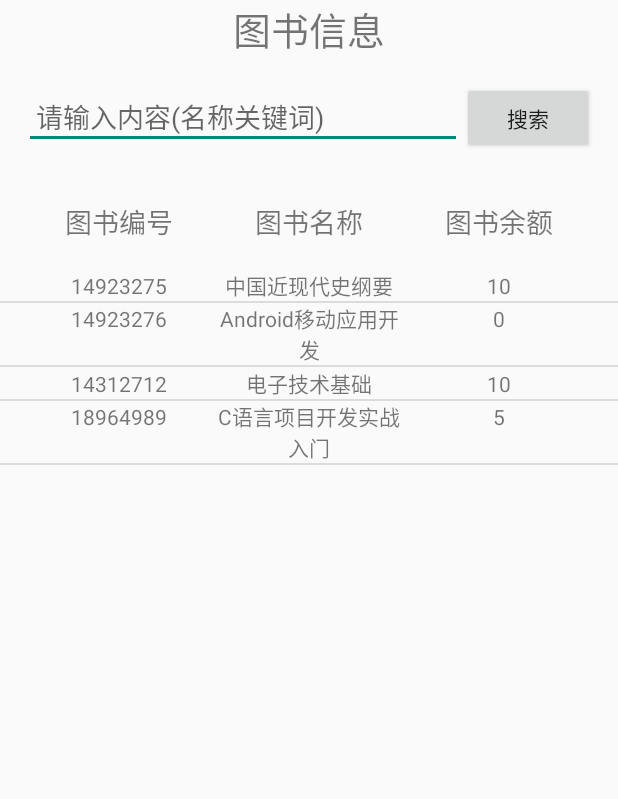
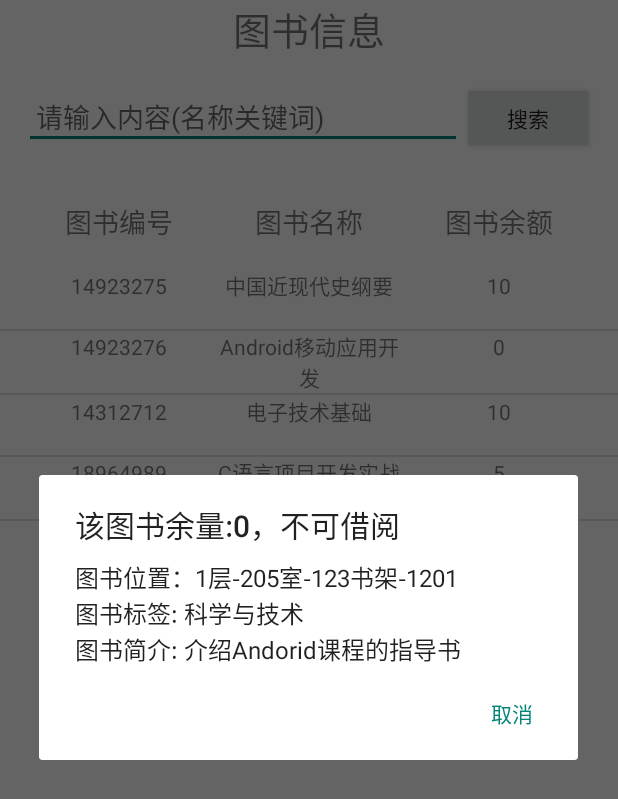
Before and after one commit to abcdgq/Android_library, an Android app: the FindBookActivity screen opened directly, with no data from a screen before it, after a tap on "14923276", on a phone screen of 412 x 824 dp. Shown: the top 799 px of the screen. Run offline under Robolectric (Android 15) with nearby library versions, the phone set to English and light mode, and no system bars.

Commit message:
添加图书信息

```diff
--- a/app/src/main/java/com/xkx/book/activity/book/AddBookActivity.java
+++ b/app/src/main/java/com/xkx/book/activity/book/AddBookActivity.java
@@ -42,7 +42,7 @@ public class AddBookActivity extends AppCompatActivity implements View.OnClickLi
 
             if (!tempBookId.isEmpty() && !tempBookName.isEmpty() && !tempBookNumber.isEmpty()) {
                 // 声明一个用户信息对象，并填写它的字段值
-                Book book = new Book(tempBookId, tempBookName, Integer.parseInt(tempBookNumber));
+                Book book = new Book(tempBookId, tempBookName, Integer.parseInt(tempBookNumber),"","","");
 
                 if (mHelper.insert(book) > 0) {
                     ToastUtil.show(this, "添加成功！");
--- a/app/src/main/java/com/xkx/book/activity/book/FindBookActivity.java
+++ b/app/src/main/java/com/xkx/book/activity/book/FindBookActivity.java
@@ -35,6 +35,11 @@ public class FindBookActivity extends AppCompatActivity implements AdapterView.O
     private String bookId;
     private String bookName;
     private int bookNumber;
+
+    private String bookTags;
+    private String bookIntroduction;
+    private String bookLocation;
+
     private BookAdapter bookAdapter;
     private BookDBHelper mHelper;
     private BorrowDBHelper nHelper;
@@ -63,8 +68,6 @@ public class FindBookActivity extends AppCompatActivity implements AdapterView.O
             }
         });
 
-//        intent = getIntent();
-//        uid = intent.getStringExtra("uid");
         SharedPreferences sharedPreferences = getSharedPreferences("config", Context.MODE_PRIVATE);
         uid = sharedPreferences.getString("uid", "");
 
@@ -93,6 +96,7 @@ public class FindBookActivity extends AppCompatActivity implements AdapterView.O
         nHistory.openReadLink();
 
         books = mHelper.queryAll();
+
         for (Book u : books) {
             Log.e("ning", u.toString());
         }
@@ -115,10 +119,23 @@ public class FindBookActivity extends AppCompatActivity implements AdapterView.O
         bookId = book.getBookId();
         bookName = book.getBookName();
         bookNumber = book.getBookNumber();
+        bookTags = book.getBookTags();
+        bookIntroduction = book.getBookIntroduction();
+        bookLocation = book.getBookLocation();
+
         Log.e("ning", bookId);
 
+        String message = "图书位置：" + bookLocation +
+                "\n图书标签: " + bookTags  +
+                "\n图书简介: " + bookIntroduction;
+
+
         if (bookNumber <= 0) {
-            ToastUtil.show(this, "该图书余量:0，不可借阅");
+            AlertDialog.Builder builder = new AlertDialog.Builder(FindBookActivity.this);
+            builder.setTitle("该图书余量:0，不可借阅");
+            builder.setMessage(message);
+            builder.setNegativeButton("取消", (dialog, whichButton) -> dialog.dismiss());
+            builder.show();
         } else {
             boolean flag = false;
             // 查看某学号用户的全部借阅信息
@@ -127,19 +144,25 @@ public class FindBookActivity extends AppCompatActivity implements AdapterView.O
                 if (borrow.getBorrowBookId().equals(bookId))
                     flag = true;
             }
+
             if (flag) {
-                ToastUtil.show(this, "你已借阅，不可重复借阅");
+                AlertDialog.Builder builder = new AlertDialog.Builder(FindBookActivity.this);
+                builder.setTitle("你已借阅，不可重复借阅");
+                builder.setMessage(message);
+                builder.setNegativeButton("取消", (dialog, whichButton) -> dialog.dismiss());
+                builder.show();
             } else {
                 AlertDialog.Builder builder = new AlertDialog.Builder(FindBookActivity.this);
                 builder.setTitle("确认借阅？");
+                builder.setMessage(message);
                 builder.setPositiveButton("确认", (dialog, whichButton) -> {
                     //得到bookid 的书籍 租借信息
 
-                    Book borrowbook = new Book(bookId, bookName, bookNumber - 1);
+                    Book borrowbook = new Book(bookId, bookName, bookNumber - 1,bookTags,bookIntroduction,bookLocation);
                     Borrow borrow = new Borrow(uid, bookId, bookName);
                     if (mHelper.update(borrowbook) > 0 && nHelper.insert(borrow) > 0)
                         nHistory.insert(borrow);
-                        ToastUtil.show(this, "借书成功");
+                    ToastUtil.show(this, "借书成功");
                     onStart();
                 });
                 builder.setNegativeButton("取消", (dialog, whichButton) -> dialog.dismiss());
--- a/app/src/main/java/com/xkx/book/activity/book/UpdateBookActivity.java
+++ b/app/src/main/java/com/xkx/book/activity/book/UpdateBookActivity.java
@@ -54,7 +54,7 @@ public class UpdateBookActivity extends AppCompatActivity implements View.OnClic
 
             if (!bookId.isEmpty() && !bookName.isEmpty() && !str_bookNumber.isEmpty()) {
                 // 声明一个用户信息对象，并填写它的字段值
-                Book book = new Book(bookId, bookName, Integer.parseInt(str_bookNumber));
+                Book book = new Book(bookId, bookName, Integer.parseInt(str_bookNumber),"","","");
 
                 if (mHelper.update(book) > 0) {
                     ToastUtil.show(this, "修改成功！");
--- a/app/src/main/java/com/xkx/book/activity/borrow/BorrowBookActivity.java
+++ b/app/src/main/java/com/xkx/book/activity/borrow/BorrowBookActivity.java
@@ -81,6 +81,7 @@ public class BorrowBookActivity extends AppCompatActivity implements AdapterView
         builder.setPositiveButton("确认", (dialog, whichButton) -> {
 
             String bookid = null, bookname = null;
+            String bookTags = null,bookIntroduction = null,bookLocation = null;
             int booknum = 0;
 
             //获取当前book里边的数量
@@ -89,8 +90,11 @@ public class BorrowBookActivity extends AppCompatActivity implements AdapterView
                 bookid = book_id;
                 bookname = book1.bookName;
                 booknum = book1.bookNumber;
+                bookTags = book1.getBookTags();
+                bookIntroduction = book1.getBookIntroduction();
+                bookLocation = book1.getBookLocation();
             }
-            Book returnbook = new Book(bookid, bookname, booknum + 1);
+            Book returnbook = new Book(bookid, bookname, booknum + 1,bookTags,bookIntroduction,bookLocation);
 
             if (nHelper.update(returnbook) > 0 && mHelper.deleteByid(borrowid, bookid) > 0) {
                 ToastUtil.show(this, "归还成功！");
--- a/app/src/main/java/com/xkx/book/adapter/BookAdapter.java
+++ b/app/src/main/java/com/xkx/book/adapter/BookAdapter.java
@@ -19,7 +19,8 @@ public class BookAdapter extends BaseAdapter {
     private Context context;
 
     public BookAdapter(List<Book> mData, Context context) {
-        this.mData = mData;
+        //this.mData = mData;
+        this.mData = (mData != null) ? mData : new ArrayList<>(); // 确保 mData 不为 null
         this.context = context;
     }
 
--- a/app/src/main/java/com/xkx/book/enity/Book.java
+++ b/app/src/main/java/com/xkx/book/enity/Book.java
@@ -5,15 +5,23 @@ public class Book {
     public String bookId; // 图书编号
     public String bookName; // 图书名称
     public int bookNumber; // 图书数量
+    public String bookTags; //文学与艺术&科学与技术&社会科学&历史与人文&生活与健康
+    public String bookIntroduction;//图书简介
+    public String bookLocation;//x层（1-3）-xyy室（x对应楼层，yy 01-12）-yyy书架（001-200）-xxxx（0001-9999）
+
 
     public Book() {
 
     }
 
-    public Book(String bookId, String bookName, int bookNumber) {
+    public Book(String bookId, String bookName, int bookNumber,String bookTags,
+                String bookIntroduction,String bookLocation) {
         this.bookId = bookId;
         this.bookName = bookName;
         this.bookNumber = bookNumber;
+        this.bookTags = bookTags;
+        this.bookIntroduction = bookIntroduction;
+        this.bookLocation = bookLocation;
     }
 
     @Override
@@ -21,7 +29,10 @@ public class Book {
         return "Book{" +
                 "bookId='" + bookId + '\'' +
                 ", bookName='" + bookName + '\'' +
-                ", bookNumber=" + bookNumber +
+                ", bookNumber=" + bookNumber +'\'' +
+                ", bookTags=" + bookTags + '\'' +
+                ", bookIntroduction=" + bookIntroduction +'\'' +
+                ", bookLocation=" + bookLocation +'\'' +
                 '}';
     }
 
@@ -48,4 +59,28 @@ public class Book {
     public void setBookNumber(int bookNumber) {
         this.bookNumber = bookNumber;
     }
+
+    public String getBookTags() {
+        return bookTags;
+    }
+
+    public void setBookTags(String bookTags) {
+        this.bookTags = bookTags;
+    }
+
+    public String getBookIntroduction() {
+        return bookIntroduction;
+    }
+
+    public void setBookIntroduction(String bookIntroduction) {
+        this.bookIntroduction = bookIntroduction;
+    }
+
+    public String getBookLocation() {
+        return bookLocation;
+    }
+
+    public void setBookLocation(String bookLocation) {
+        this.bookLocation = bookLocation;
+    }
 }
--- a/app/src/main/res/layout/book_item.xml
+++ b/app/src/main/res/layout/book_item.xml
@@ -12,7 +12,8 @@
         android:layout_marginLeft="16dp"
         android:layout_marginEnd="16dp"
         android:layout_marginRight="16dp"
-        android:orientation="horizontal">
+        android:orientation="horizontal"
+        android:minHeight="40dp">
 
         <TextView
             android:id="@+id/tv_book_id_show"
--- a/app/src/main/res/layout/borrow_item.xml
+++ b/app/src/main/res/layout/borrow_item.xml
@@ -13,7 +13,8 @@
         android:layout_marginLeft="16dp"
         android:layout_marginEnd="16dp"
         android:layout_marginRight="16dp"
-        android:orientation="horizontal">
+        android:orientation="horizontal"
+        android:minHeight="40dp">
 
         <TextView
             android:id="@+id/tv_borrow_id_show"
--- a/app/src/main/res/layout/reservation_item.xml
+++ b/app/src/main/res/layout/reservation_item.xml
@@ -2,7 +2,8 @@
     android:layout_width="match_parent"
     android:layout_height="wrap_content"
     android:orientation="horizontal"
-    android:padding="16dp">
+    android:padding="16dp"
+    android:minHeight="40dp">
 
     <TextView
         android:id="@+id/tv_time_slot"
--- a/app/src/main/res/layout/user_item.xml
+++ b/app/src/main/res/layout/user_item.xml
@@ -16,7 +16,8 @@
         android:layout_marginLeft="16dp"
         android:layout_marginEnd="16dp"
         android:layout_marginRight="16dp"
-        android:orientation="horizontal">
+        android:orientation="horizontal"
+        android:minHeight="40dp">
 
         <TextView
             android:id="@+id/tv_id_show"
```
Also changed, not shown: app/src/main/java/com/xkx/book/activity/borrow/BorrowHistoryActivity.java (+20 -20 lines), app/src/main/java/com/xkx/book/activity/borrow/ViewBorrowActivity.java (+11 -2 lines), app/src/main/java/com/xkx/book/database/BookDBHelper.java (+25 -5 lines).
